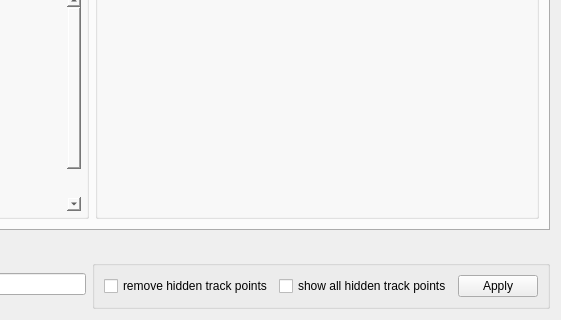
This is src/ITrackEditWidget.ui in ntruchsess/QLandkarteGT as Qt 5 draws it before an edit; both pictures show x 377 to 938 and y 101 to 421 of the 938 by 421 pixel window. The edited form follows.
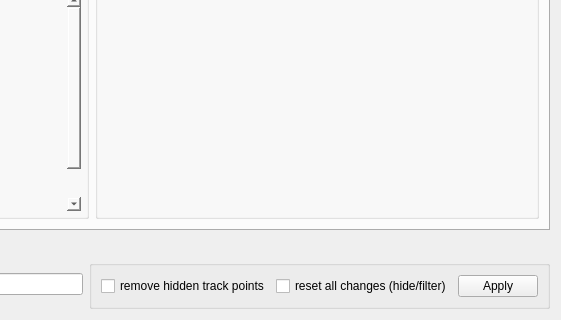
This is the edited form. The open tabs and pages were chosen to show the change.

Commit message: add median filter to smooth profile

```diff
--- a/src/ITrackEditWidget.ui
+++ b/src/ITrackEditWidget.ui
@@ -163,7 +163,7 @@
         <item>
          <widget class="QCheckBox" name="checkResetDelTrkPt">
           <property name="text">
-           <string>show all hidden track points</string>
+           <string>reset all changes (hide/filter)</string>
           </property>
          </widget>
         </item>
```
Left out of the diff: 4 changed lines with no effect on the pictures. The commit also changes 7 other files.
